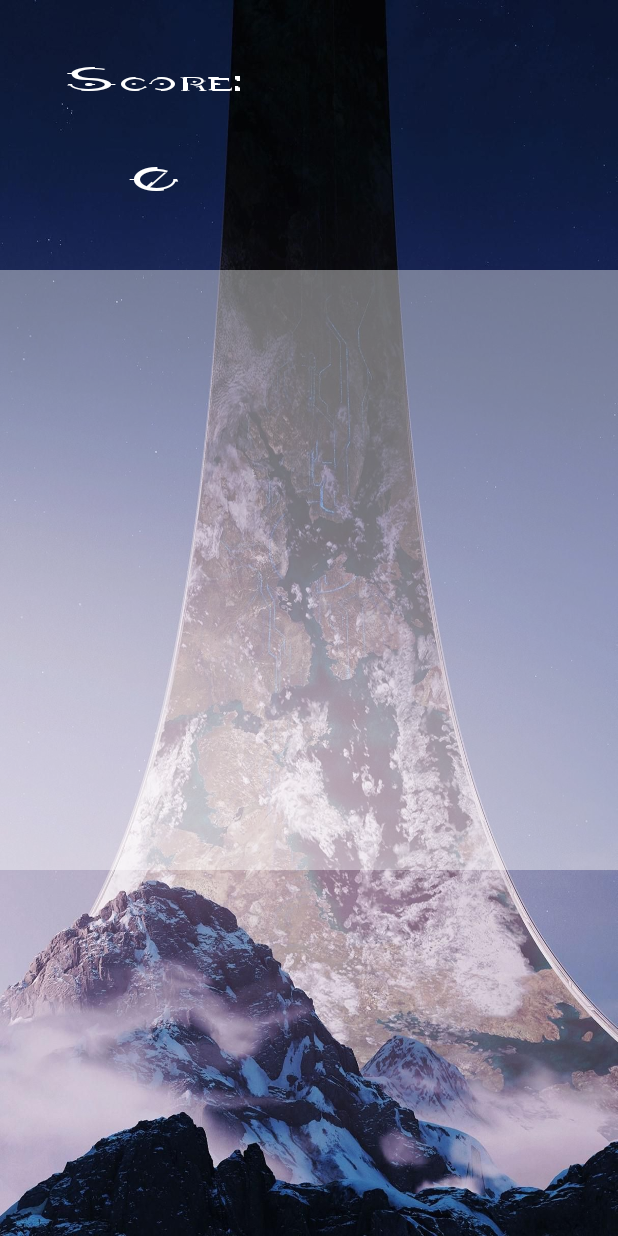
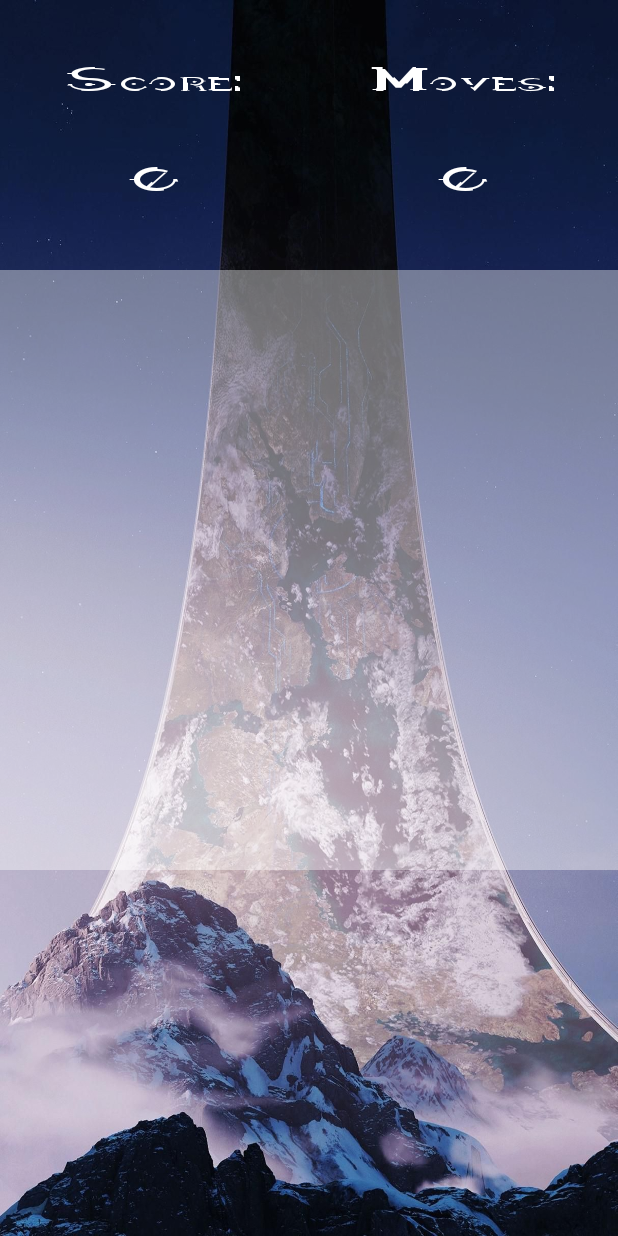
Before and after one commit to Fsxerath/Candy_Halo, an Android app: the layout activity_candy_halo.xml on its own in the app's theme, with its tools: preview values and no code run, on a phone screen of 412 x 824 dp. Run offline under Robolectric (Android 15) with nearby library versions, the phone set to English and light mode, and no system bars.

Commit message:
count of moves, and imagebuttons in MainActivity

```diff
--- /dev/null
+++ b/app/src/main/res/drawable/btn_redondo.xml
@@ -0,0 +1,6 @@
+<?xml version="1.0" encoding="utf-8"?>
+<shape xmlns:android="http://schemas.android.com/apk/res/android"
+    android:shape="oval"
+    >
+    <solid android:color="#00FFFFFF" />
+</shape>
--- a/app/src/main/res/layout/activity_candy_halo.xml
+++ b/app/src/main/res/layout/activity_candy_halo.xml
@@ -55,7 +55,32 @@
                 android:layout_height="match_parent"
                 android:orientation="vertical"
                 android:layout_weight="0.5"
-                ></LinearLayout>
+                >
+
+                <TextView
+                    android:id="@+id/textView2"
+                    android:layout_width="match_parent"
+                    android:layout_height="0dp"
+                    android:layout_weight="0.7"
+                    android:text="Moves:"
+                    android:textColor="@color/white"
+                    android:gravity="center"
+                    android:fontFamily="@font/halo_font"
+                    android:textSize="30sp"
+                    />
+
+                <TextView
+                    android:id="@+id/moves"
+                    android:layout_width="match_parent"
+                    android:layout_height="0dp"
+                    android:layout_weight="0.3"
+                    android:text="0"
+                    android:fontFamily="@font/halo_font"
+                    android:textColor="@color/white"
+                    android:gravity="center_horizontal"
+                    android:textSize="30sp"
+                    />
+            </LinearLayout>
 
         </LinearLayout>
         <GridLayout
```
Also changed, not shown: app/src/main/java/com/example/candy_halo/Candy_Halo.kt (+21 -0 lines), app/src/main/java/com/example/candy_halo/MainActivity.kt (+7 -1 lines), app/src/main/res/layout/activity_main.xml (+31 -7 lines), app/src/main/res/drawable/dificil.png (deleted), app/src/main/res/drawable/dificilsinfondo.png (added), app/src/main/res/drawable/facil.png (deleted), app/src/main/res/drawable/facil_sinfondo.png (added), app/src/main/res/drawable/normal.png (deleted), app/src/main/res/drawable/normal_sinfondo.png (added).
